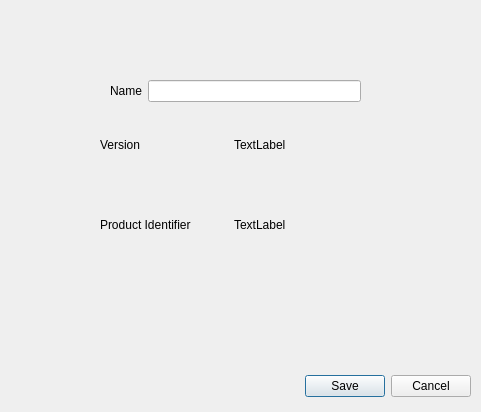
Qt form qt_ical/editcalendar.ui (MartenAlan/QT_iCalendar) before a commit.
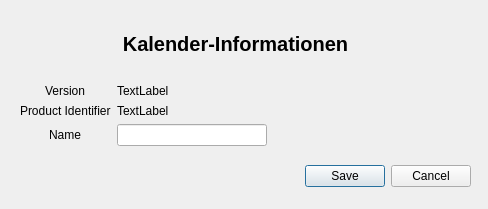
The same form after that commit.

Patch:
```diff
--- a/qt_ical/editcalendar.ui
+++ b/qt_ical/editcalendar.ui
@@ -6,8 +6,8 @@
    <rect>
     <x>0</x>
     <y>0</y>
-    <width>481</width>
-    <height>412</height>
+    <width>488</width>
+    <height>209</height>
    </rect>
   </property>
   <property name="windowTitle">
@@ -17,7 +17,7 @@
    <property name="geometry">
     <rect>
      <x>10</x>
-     <y>370</y>
+     <y>160</y>
      <width>461</width>
      <height>32</height>
     </rect>
@@ -32,67 +32,82 @@
   <widget class="QWidget" name="verticalLayoutWidget">
    <property name="geometry">
     <rect>
-     <x>100</x>
-     <y>80</y>
-     <width>261</width>
-     <height>181</height>
+     <x>20</x>
+     <y>10</y>
+     <width>431</width>
+     <height>141</height>
     </rect>
    </property>
    <layout class="QVBoxLayout" name="verticalLayout">
     <item>
-     <layout class="QHBoxLayout" name="horizontalLayout_4">
-      <property name="spacing">
-       <number>6</number>
+     <widget class="QLabel" name="label">
+      <property name="font">
+       <font>
+        <pointsize>15</pointsize>
+        <bold>true</bold>
+       </font>
       </property>
-      <property name="leftMargin">
-       <number>10</number>
+      <property name="text">
+       <string>Kalender-Informationen</string>
       </property>
-      <item>
-       <widget class="QLabel" name="label_name">
-        <property name="text">
-         <string>Name</string>
-        </property>
-       </widget>
-      </item>
-      <item>
-       <widget class="QLineEdit" name="name"/>
-      </item>
-     </layout>
+      <property name="alignment">
+       <set>Qt::AlignCenter</set>
+      </property>
+     </widget>
     </item>
     <item>
-     <layout class="QHBoxLayout" name="horizontalLayout_2">
-      <item>
-       <widget class="QLabel" name="label_prodid">
-        <property name="text">
-         <string>Version</string>
-        </property>
-       </widget>
-      </item>
-      <item>
-       <widget class="QLabel" name="prodid">
-        <property name="text">
-         <string>TextLabel</string>
-        </property>
-       </widget>
-      </item>
-     </layout>
-    </item>
-    <item>
-     <layout class="QHBoxLayout" name="horizontalLayout">
-      <item>
+     <layout class="QFormLayout" name="formLayout_2">
+      <property name="labelAlignment">
+       <set>Qt::AlignCenter</set>
+      </property>
+      <property name="formAlignment">
+       <set>Qt::AlignHCenter|Qt::AlignTop</set>
+      </property>
+      <item row="1" column="0">
        <widget class="QLabel" name="label_version">
         <property name="text">
          <string>Product Identifier</string>
         </property>
        </widget>
       </item>
-      <item>
+      <item row="1" column="1">
+       <widget class="QLabel" name="prodid">
+        <property name="text">
+         <string>TextLabel</string>
+        </property>
+       </widget>
+      </item>
+      <item row="0" column="0">
+       <widget class="QLabel" name="label_prodid">
+        <property name="text">
+         <string>Version</string>
+        </property>
+       </widget>
+      </item>
+      <item row="0" column="1">
        <widget class="QLabel" name="version">
         <property name="text">
          <string>TextLabel</string>
         </property>
        </widget>
       </item>
+      <item row="2" column="0">
+       <widget class="QLabel" name="label_name">
+        <property name="text">
+         <string>Name</string>
+        </property>
+       </widget>
+      </item>
+      <item row="2" column="1">
+       <widget class="QLineEdit" name="name">
+        <property name="maximumSize">
+         <size>
+          <width>150</width>
+          <height>16777215</height>
+         </size>
+        </property>
+       </widget>
+      </item>
      </layout>
     </item>
    </layout>
```
